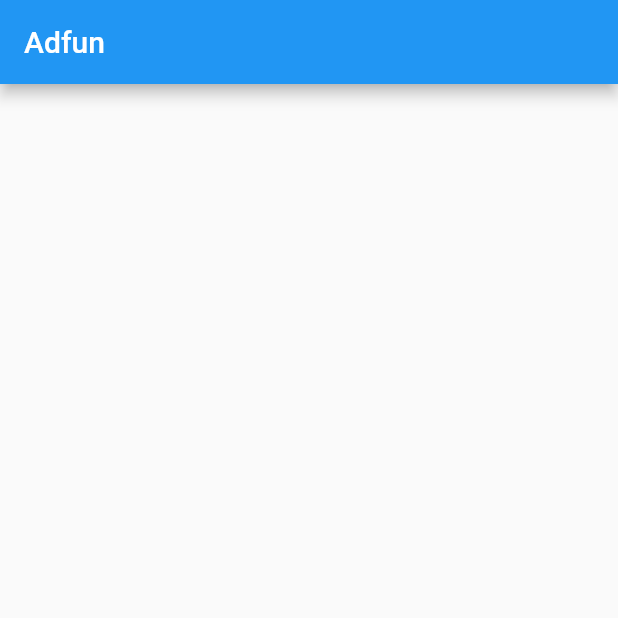
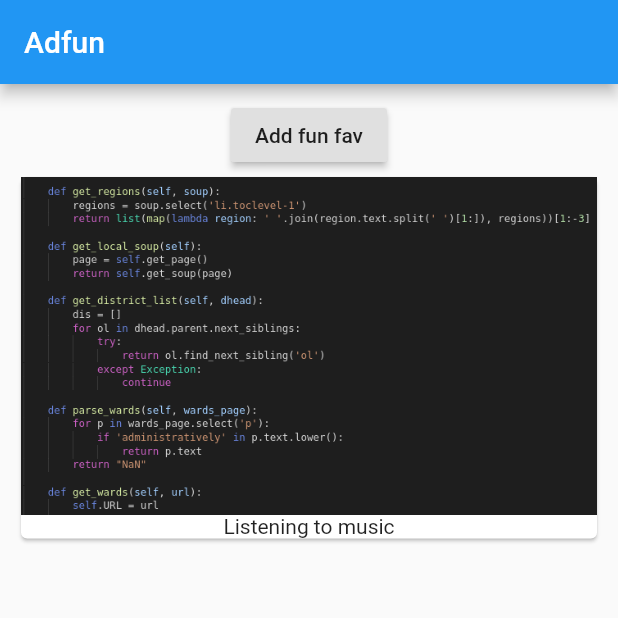
Before and after one commit to addy360/flutter-demo, a Flutter app: the screen it shows after launch, on a phone screen of 412 x 824 dp, the top half of it. Run offline on Flutter 3.47's test engine with Material 2 defaults, Android fonts, the phone set to English and light mode, and no system bars.

Commit message:
can display favorites

```diff
--- /dev/null
+++ b/lib/favorites.dart
@@ -0,0 +1,21 @@
+import 'package:flutter/material.dart';
+
+class Products extends StatelessWidget {
+  final List<String> favorites;
+  Products(this.favorites);
+  @override
+  Widget build(BuildContext context) {
+    return Container(
+        child: Column(
+      children: favorites
+          .map(
+            (e) => Card(
+              child: Column(
+                children: [Image.asset('assets/prog.png'), Text(e)],
+              ),
+            ),
+          )
+          .toList(),
+    ));
+  }
+}
--- /dev/null
+++ b/lib/favorutes_manager.dart
@@ -0,0 +1,30 @@
+import 'package:flutter/material.dart';
+
+import 'favorites.dart';
+
+class Favorites extends StatefulWidget {
+  @override
+  _FavoritesState createState() => _FavoritesState();
+}
+
+class _FavoritesState extends State<Favorites> {
+  List<String> favorites = ['Listening to music'];
+  @override
+  Widget build(BuildContext context) {
+    return Container(
+      child: Column(
+        children: [
+          RaisedButton(
+            onPressed: () {
+              setState(() {
+                favorites.add('Another favorite');
+              });
+            },
+            child: Text('Add fun fav'),
+          ),
+          Products(favorites)
+        ],
+      ),
+    );
+  }
+}
--- a/lib/main.dart
+++ b/lib/main.dart
@@ -1,3 +1,4 @@
+import 'package:addone/favorutes_manager.dart';
 import 'package:flutter/material.dart';
 
 main(List<String> args) {
@@ -13,6 +14,11 @@ class MyApp extends StatelessWidget {
         appBar: AppBar(
           title: Text("Adfun"),
         ),
+        body: Column(
+          children: [
+            Container(padding: EdgeInsets.all(10), child: Favorites()),
+          ],
+        ),
       ),
     );
   }
--- a/pubspec.yaml
+++ b/pubspec.yaml
@@ -45,8 +45,8 @@ flutter:
   uses-material-design: true
 
   # To add assets to your application, add an assets section, like this:
-  # assets:
-  #   - images/a_dot_burr.jpeg
+  assets:
+    - assets/prog.png
   #   - images/a_dot_ham.jpeg
 
   # An image asset can refer to one or more resolution-specific "variants", see
```
Also changed, not shown: assets/prog.png (added).
